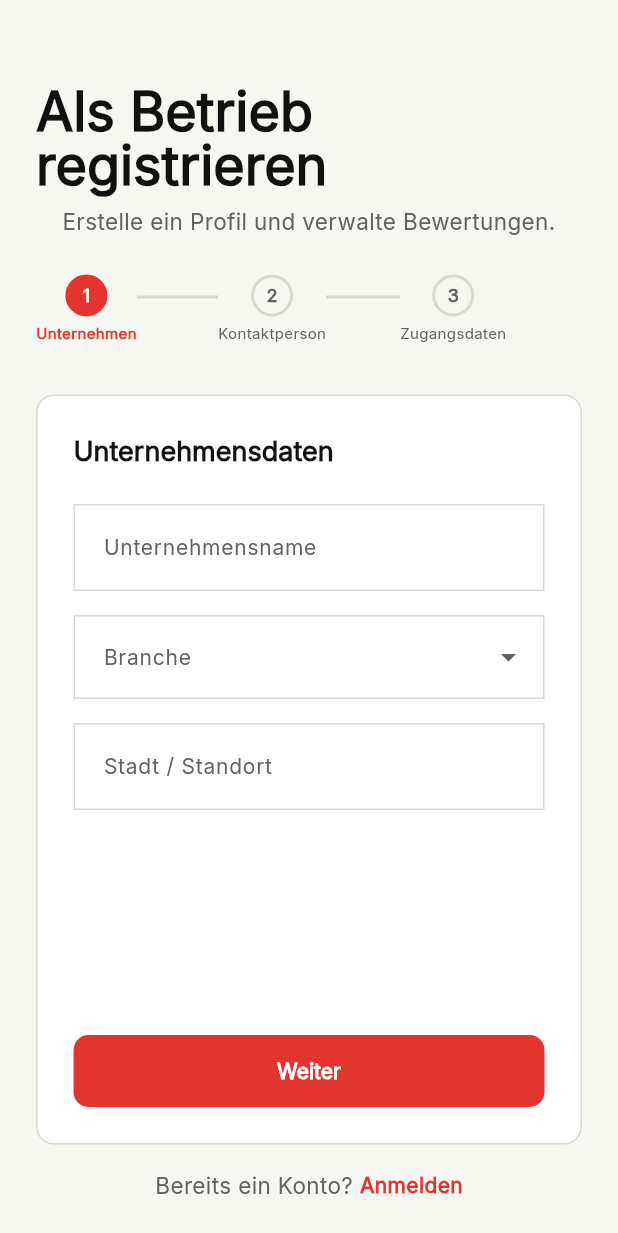
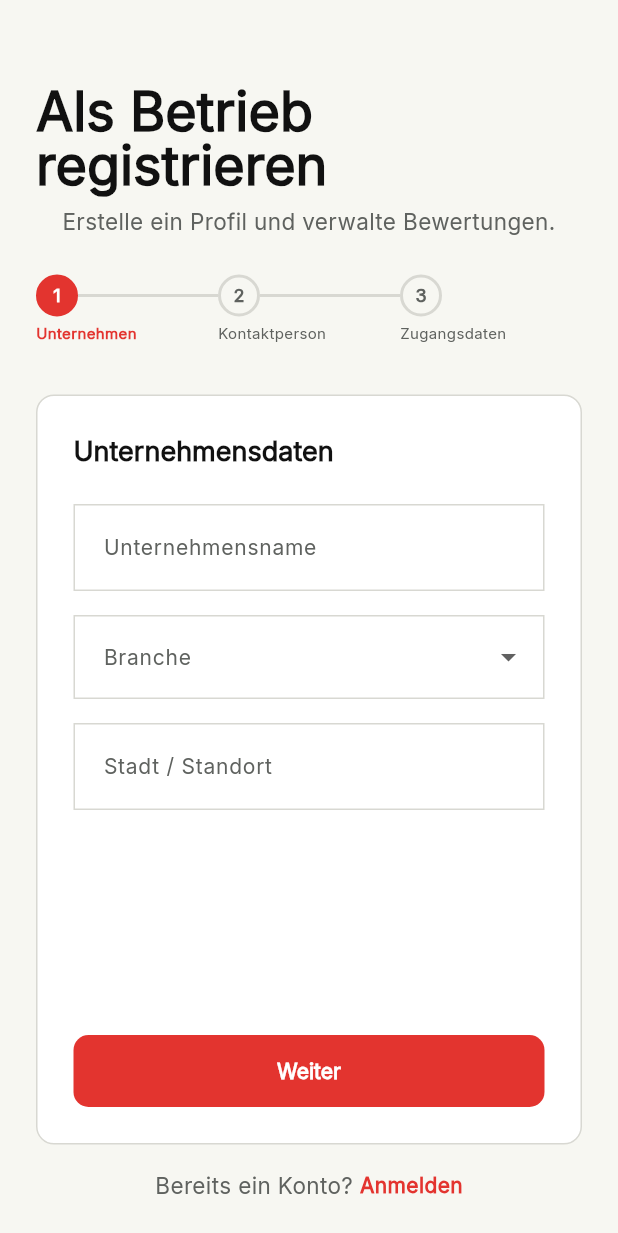
Before and after one commit to dresogo/Karriko, a Flutter app: the RegisterBetriebScreen screen opened by its route, on a phone screen of 412 x 824 dp. Shown: the top 1233 px of the screen. Run offline on Flutter 3.47's test engine with Material 3 defaults, Android fonts, the phone set to English and light mode, and no system bars; our stand-ins replace appwrite, cached_network_image, dio, flutter_riverpod, go_router, qr_flutter and 2 more; missing offline and left inert: dart:js_interop, dart_appwrite; accounts and stored records are empty; network calls fail.

Commit message:
test+fix: Layout-Test fuer neun oeffentliche Seiten, Kontakt und Betriebsregistrierung behoben
Ueber uns, Kontakt, FAQ, Impressum, Datenschutz, AGB, Registrierung
Betrieb, Passwort vergessen und Passwort zuruecksetzen hatten keinen
Layout-Test. Neu: je 7 Breiten mit normaler und 1,3-facher Schrift.

Gefunden und behoben:
- Kontakt: Die Kontaktzeilen liefen auf dem Smartphone um bis zu 264 px
  ueber; der Text bricht jetzt um.
- Registrierung Betrieb, auf jeder Breite: Das Branchenfeld mass sich am
  laengsten Eintrag (isExpanded fehlte). Dazu Schrittanzeige und
  'Bereits ein Konto?' wie bei der Azubi-Registrierung umgebaut, wo das
  schon geloest war.

Co-Authored-By: Claude Opus 5.5 <noreply@anthropic.com>

```diff
--- a/karriko_flutter/lib/presentation/auth/register_betrieb_screen.dart
+++ b/karriko_flutter/lib/presentation/auth/register_betrieb_screen.dart
@@ -167,8 +167,12 @@ class _RegisterBetriebScreenState extends ConsumerState<RegisterBetriebScreen> {
                     ),
                   ),
                   const SizedBox(height: 16),
-                  Row(
-                    mainAxisAlignment: MainAxisAlignment.center,
+                  // Wrap statt Row, wie bei der Azubi-Registrierung: Auf
+                  // schmalen Fenstern und bei vergroesserter Systemschrift
+                  // bricht die Zeile um, statt ueberzulaufen.
+                  Wrap(
+                    alignment: WrapAlignment.center,
+                    crossAxisAlignment: WrapCrossAlignment.center,
                     children: [
                       Text('Bereits ein Konto? ',
                           style: Theme.of(context).textTheme.bodyMedium),
@@ -208,10 +212,16 @@ class _StepIndicator extends StatelessWidget {
       children: List.generate(labels.length, (i) {
         final active = i == current;
         final done = i < current;
+        // Aufbau wie bei der Azubi-Registrierung: Kreis und Verbindungslinie
+        // in einer eigenen Zeile, die Beschriftung darunter ueber die volle
+        // Zellenbreite. Frueher stand sie in einer Spalte neben der Linie,
+        // ohne Breitenbegrenzung, und lief auf dem Smartphone um bis zu
+        // 196 px ueber.
         return Expanded(
-          child: Row(
+          child: Column(
+            crossAxisAlignment: CrossAxisAlignment.start,
             children: [
-              Column(
+              Row(
                 children: [
                   AnimatedContainer(
                     duration: const Duration(milliseconds: 200),
@@ -241,25 +251,26 @@ class _StepIndicator extends StatelessWidget {
                               )),
                     ),
                   ),
-                  const SizedBox(height: 4),
-                  Text(labels[i],
-                      style: TextStyle(
-                        fontSize: 10,
-                        color: active ? AppColors.primary : AppColors.textMuted,
-                        fontWeight:
-                            active ? FontWeight.w600 : FontWeight.normal,
+                  if (i < labels.length - 1)
+                    Expanded(
+                      child: Container(
+                        height: 2,
+                        color: done ? AppColors.primary : AppColors.border,
                       ),
-                      textAlign: TextAlign.center),
+                    ),
                 ],
               ),
-              if (i < labels.length - 1)
-                Expanded(
-                  child: Container(
-                    height: 2,
-                    margin: const EdgeInsets.only(bottom: 18),
-                    color: done ? AppColors.primary : AppColors.border,
-                  ),
+              const SizedBox(height: 4),
+              Text(
+                labels[i],
+                maxLines: 2,
+                overflow: TextOverflow.ellipsis,
+                style: TextStyle(
+                  fontSize: 10,
+                  color: active ? AppColors.primary : AppColors.textMuted,
+                  fontWeight: active ? FontWeight.w600 : FontWeight.normal,
                 ),
+              ),
             ],
           ),
         );
@@ -307,9 +318,16 @@ class _StepUnternehmen extends StatelessWidget {
             DropdownButtonFormField<String>(
               initialValue: industry,
               decoration: const InputDecoration(labelText: 'Branche'),
+              // Ohne isExpanded misst das Feld sich am laengsten Eintrag und
+              // lief damit auf jeder Breite um ein paar Pixel ueber. So nimmt
+              // es die Breite des Formulars, lange Namen enden mit „…“.
+              isExpanded: true,
               items: AppConstants.industries
                   .where((i) => i != 'Alle Branchen')
-                  .map((i) => DropdownMenuItem(value: i, child: Text(i)))
+                  .map((i) => DropdownMenuItem(
+                        value: i,
+                        child: Text(i, overflow: TextOverflow.ellipsis),
+                      ))
                   .toList(),
               onChanged: onIndustryChanged,
             ),
```
Also changed, not shown: karriko_flutter/lib/presentation/public/kontakt_screen.dart (+13 -5 lines), 1 other file.
